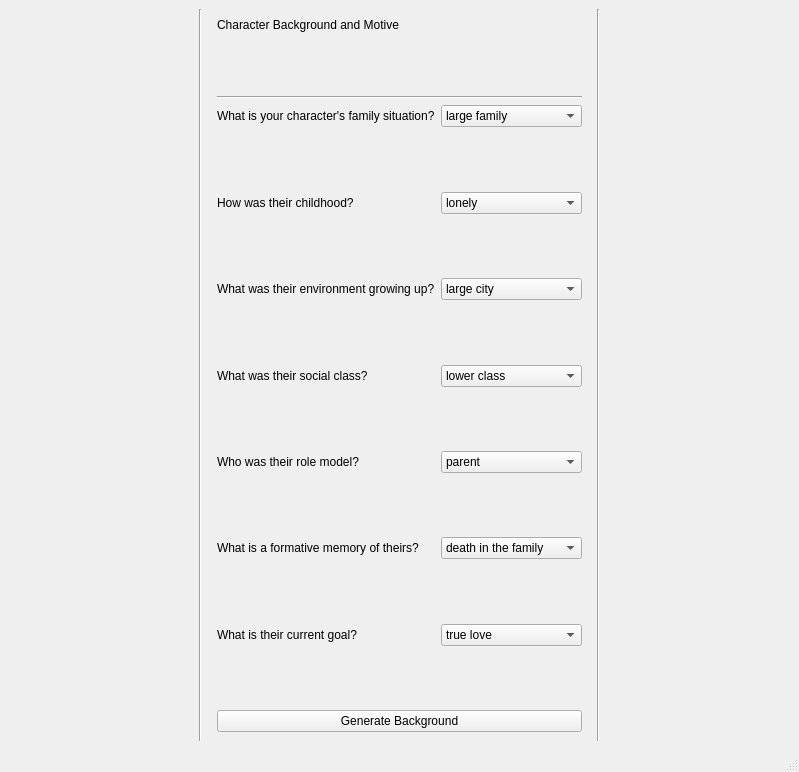
First picture: the form in Session-Zero/session-zero.ui, repository pjaffurs/Session-Zero, before the edit.
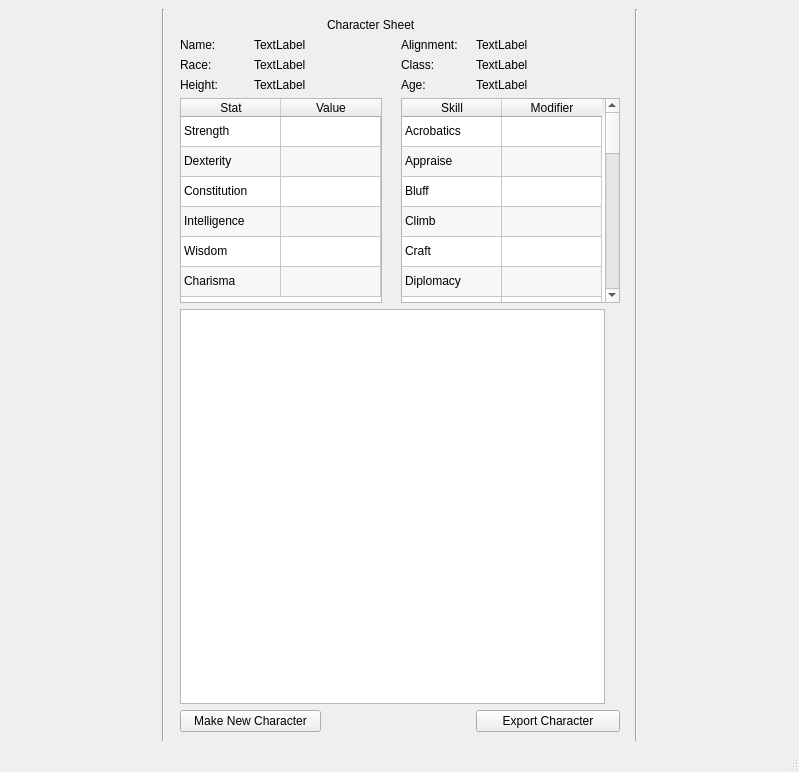
Second picture: the form after the edit.

The edit to the form file:
```diff
--- a/Session-Zero/session-zero.ui
+++ b/Session-Zero/session-zero.ui
@@ -58,7 +58,7 @@
     <item row="0" column="2">
      <widget class="QStackedWidget" name="stackedWidget">
       <property name="currentIndex">
-       <number>5</number>
+       <number>7</number>
       </property>
       <widget class="QWidget" name="startPage">
        <layout class="QGridLayout" name="gridLayout_2">
@@ -1441,6 +1441,13 @@
       </widget>
       <widget class="QWidget" name="wave3Page1">
        <layout class="QGridLayout" name="gridLayout_7">
+        <item row="19" column="0" colspan="2">
+         <widget class="QPushButton" name="wave3Genbtn">
+          <property name="text">
+           <string>Generate Background</string>
+          </property>
+         </widget>
+        </item>
         <item row="4" column="0">
          <spacer name="verticalSpacer_5">
           <property name="orientation">
@@ -1454,13 +1461,6 @@
           </property>
          </spacer>
         </item>
-        <item row="0" column="0">
-         <widget class="QLabel" name="label_3">
-          <property name="text">
-           <string>Character Background and Motive</string>
-          </property>
-         </widget>
-        </item>
         <item row="5" column="0">
          <widget class="QLabel" name="label_5">
           <property name="text">
@@ -1916,16 +1916,736 @@
           </property>
          </spacer>
         </item>
-        <item row="17" column="0" colspan="2">
-         <widget class="QPushButton" name="wave3Genbtn">
+        <item row="18" column="0">
+         <spacer name="verticalSpacer_12">
+          <property name="orientation">
+           <enum>Qt::Vertical</enum>
+          </property>
+          <property name="sizeHint" stdset="0">
+           <size>
+            <width>20</width>
+            <height>40</height>
+           </size>
+          </property>
+         </spacer>
+        </item>
+        <item row="0" column="0" colspan="2">
+         <widget class="QLabel" name="label_3">
           <property name="text">
-           <string>Generate Background</string>
+           <string>Character Background and Motivation</string>
           </property>
+          <property name="alignment">
+           <set>Qt::AlignCenter</set>
+          </property>
          </widget>
         </item>
        </layout>
       </widget>
-      <widget class="QWidget" name="page"/>
+      <widget class="QWidget" name="page">
+       <layout class="QGridLayout" name="gridLayout_8">
+        <item row="5" column="1">
+         <widget class="QPlainTextEdit" name="text3">
+          <property name="readOnly">
+           <bool>true</bool>
+          </property>
+         </widget>
+        </item>
+        <item row="6" column="1">
+         <widget class="QPushButton" name="finishButton">
+          <property name="text">
+           <string>Finish</string>
+          </property>
+         </widget>
+        </item>
+        <item row="5" column="0">
+         <widget class="QRadioButton" name="radioButton_47">
+          <property name="text">
+           <string/>
+          </property>
+          <attribute name="buttonGroup">
+           <string notr="true">backgroundGroup</string>
+          </attribute>
+         </widget>
+        </item>
+        <item row="0" column="1">
+         <widget class="QLabel" name="label_12">
+          <property name="text">
+           <string>Character Background and Motivation</string>
+          </property>
+          <property name="alignment">
+           <set>Qt::AlignCenter</set>
+          </property>
+         </widget>
+        </item>
+        <item row="2" column="0" colspan="2">
+         <widget class="QLabel" name="label_13">
+          <property name="text">
+           <string>Select the background you feel best fits your character. You can always edit it later!</string>
+          </property>
+          <property name="alignment">
+           <set>Qt::AlignLeading|Qt::AlignLeft|Qt::AlignTop</set>
+          </property>
+         </widget>
+        </item>
+        <item row="3" column="0">
+         <widget class="QRadioButton" name="radioButton_45">
+          <property name="text">
+           <string/>
+          </property>
+          <property name="checked">
+           <bool>true</bool>
+          </property>
+          <attribute name="buttonGroup">
+           <string notr="true">backgroundGroup</string>
+          </attribute>
+         </widget>
+        </item>
+        <item row="4" column="1">
+         <widget class="QPlainTextEdit" name="text2">
+          <property name="readOnly">
+           <bool>true</bool>
+          </property>
+         </widget>
+        </item>
+        <item row="3" column="1">
+         <widget class="QPlainTextEdit" name="text1">
+          <property name="readOnly">
+           <bool>true</bool>
+          </property>
+         </widget>
+        </item>
+        <item row="4" column="0">
+         <widget class="QRadioButton" name="radioButton_46">
+          <property name="text">
+           <string/>
+          </property>
+          <attribute name="buttonGroup">
+           <string notr="true">backgroundGroup</string>
+          </attribute>
+         </widget>
+        </item>
+        <item row="1" column="0" colspan="2">
+         <widget class="Line" name="line_11">
+          <property name="orientation">
+           <enum>Qt::Horizontal</enum>
+          </property>
+         </widget>
+        </item>
+       </layout>
+      </widget>
+      <widget class="QWidget" name="page_2">
+       <layout class="QGridLayout" name="gridLayout_14">
+        <item row="6" column="0" colspan="2">
+         <widget class="QPushButton" name="newCharBtn">
+          <property name="text">
+           <string>Make New Character</string>
+          </property>
+         </widget>
+        </item>
+        <item row="4" column="0" colspan="3">
+         <widget class="QTableWidget" name="statblock1_3">
+          <property name="sizePolicy">
+           <sizepolicy hsizetype="Minimum" vsizetype="Expanding">
+            <horstretch>0</horstretch>
+            <verstretch>0</verstretch>
+           </sizepolicy>
+          </property>
+          <property name="maximumSize">
+           <size>
+            <width>202</width>
+            <height>205</height>
+           </size>
+          </property>
+          <property name="editTriggers">
+           <set>QAbstractItemView::NoEditTriggers</set>
+          </property>
+          <property name="alternatingRowColors">
+           <bool>true</bool>
+          </property>
+          <property name="rowCount">
+           <number>6</number>
+          </property>
+          <property name="columnCount">
+           <number>2</number>
+          </property>
+          <attribute name="verticalHeaderVisible">
+           <bool>false</bool>
+          </attribute>
+          <row/>
+          <row/>
+          <row/>
+          <row/>
+          <row/>
+          <row/>
+          <column>
+           <property name="text">
+            <string>Stat</string>
+           </property>
+          </column>
+          <column>
+           <property name="text">
+            <string>Value</string>
+           </property>
+          </column>
+          <item row="0" column="0">
+           <property name="text">
+            <string>Strength</string>
+           </property>
+          </item>
+          <item row="1" column="0">
+           <property name="text">
+            <string>Dexterity</string>
+           </property>
+          </item>
+          <item row="1" column="1">
+           <property name="text">
+            <string/>
+           </property>
+          </item>
+          <item row="2" column="0">
+           <property name="text">
+            <string>Constitution</string>
+           </property>
+          </item>
+          <item row="2" column="1">
+           <property name="text">
+            <string/>
+           </property>
+          </item>
+          <item row="3" column="0">
+           <property name="text">
+            <string>Intelligence</string>
+           </property>
+          </item>
+          <item row="3" column="1">
+           <property name="text">
+            <string/>
+           </property>
+          </item>
+          <item row="4" column="0">
+           <property name="text">
+            <string>Wisdom</string>
+           </property>
+          </item>
+          <item row="4" column="1">
+           <property name="text">
+            <string/>
+           </property>
+          </item>
+          <item row="5" column="0">
+           <property name="text">
+            <string>Charisma</string>
+           </property>
+          </item>
+         </widget>
+        </item>
+        <item row="5" column="0" colspan="6">
+         <widget class="QPlainTextEdit" name="bckgrndText">
+          <property name="sizePolicy">
+           <sizepolicy hsizetype="Minimum" vsizetype="Expanding">
+            <horstretch>0</horstretch>
+            <verstretch>0</verstretch>
+           </sizepolicy>
+          </property>
+          <property name="maximumSize">
+           <size>
+            <width>425</width>
+            <height>16777215</height>
+           </size>
+          </property>
+          <property name="documentTitle">
+           <string>Background and Description</string>
+          </property>
+         </widget>
+        </item>
+        <item row="4" column="3" colspan="3">
+         <widget class="QTableWidget" name="tableWidget">
+          <property name="sizePolicy">
+           <sizepolicy hsizetype="Minimum" vsizetype="Expanding">
+            <horstretch>0</horstretch>
+            <verstretch>0</verstretch>
+           </sizepolicy>
+          </property>
+          <property name="maximumSize">
+           <size>
+            <width>219</width>
+            <height>205</height>
+           </size>
+          </property>
+          <property name="alternatingRowColors">
+           <bool>true</bool>
+          </property>
+          <attribute name="verticalHeaderVisible">
+           <bool>false</bool>
+          </attribute>
+          <row>
+           <property name="text">
+            <string/>
+           </property>
+          </row>
+          <row>
+           <property name="text">
+            <string/>
+           </property>
+          </row>
+          <row>
+           <property name="text">
+            <string/>
+           </property>
+          </row>
+          <row>
+           <property name="text">
+            <string/>
+           </property>
+          </row>
+          <row>
+           <property name="text">
+            <string/>
+           </property>
+          </row>
+          <row>
+           <property name="text">
+            <string/>
+           </property>
+          </row>
+          <row>
+           <property name="text">
+            <string/>
+           </property>
+          </row>
+          <row>
+           <property name="text">
+            <string/>
+           </property>
+          </row>
+          <row>
+           <property name="text">
+            <string/>
+           </property>
+          </row>
+          <row>
+           <property name="text">
+            <string/>
+           </property>
+          </row>
+          <row>
+           <property name="text">
+            <string/>
+           </property>
+          </row>
+          <row>
+           <property name="text">
+            <string/>
+           </property>
+          </row>
+          <row>
+           <property name="text">
+            <string/>
+           </property>
+          </row>
+          <row>
+           <property name="text">
+            <string/>
+           </property>
+          </row>
+          <row>
+           <property name="text">
+            <string/>
+           </property>
+          </row>
+          <row>
+           <property name="text">
+            <string/>
+           </property>
+          </row>
+          <row>
+           <property name="text">
+            <string>New Row</string>
+           </property>
+          </row>
+          <row>
+           <property name="text">
+            <string/>
+           </property>
+          </row>
+          <row>
+           <property name="text">
+            <string/>
+           </property>
+          </row>
+          <row>
+           <property name="text">
+            <string/>
+           </property>
+          </row>
+          <row>
+           <property name="text">
+            <string/>
+           </property>
+          </row>
+          <row>
+           <property name="text">
+            <string>New Row</string>
+           </property>
+          </row>
+          <row>
+           <property name="text">
+            <string/>
+           </property>
+          </row>
+          <row>
+           <property name="text">
+            <string/>
+           </property>
+          </row>
+          <row>
+           <property name="text">
+            <string/>
+           </property>
+          </row>
+          <row>
+           <property name="text">
+            <string/>
+           </property>
+          </row>
+          <column>
+           <property name="text">
+            <string>Skill</string>
+           </property>
+          </column>
+          <column>
+           <property name="text">
+            <string>Modifier</string>
+           </property>
+          </column>
+          <item row="0" column="0">
+           <property name="text">
+            <string>Acrobatics</string>
+           </property>
+          </item>
+          <item row="1" column="0">
+           <property name="text">
+            <string>Appraise</string>
+           </property>
+          </item>
+          <item row="2" column="0">
+           <property name="text">
+            <string>Bluff</string>
+           </property>
+          </item>
+          <item row="3" column="0">
+           <property name="text">
+            <string>Climb</string>
+           </property>
+          </item>
+          <item row="3" column="1">
+           <property name="text">
+            <string/>
+           </property>
+          </item>
+          <item row="4" column="0">
+           <property name="text">
+            <string>Craft</string>
+           </property>
+          </item>
+          <item row="4" column="1">
+           <property name="text">
+            <string/>
+           </property>
+          </item>
+          <item row="5" column="0">
+           <property name="text">
+            <string>Diplomacy</string>
+           </property>
+          </item>
+          <item row="5" column="1">
+           <property name="text">
+            <string/>
+           </property>
+          </item>
+          <item row="6" column="0">
+           <property name="text">
+            <string>Disable Device</string>
+           </property>
+          </item>
+          <item row="7" column="0">
+           <property name="text">
+            <string>Disguise</string>
+           </property>
+          </item>
+          <item row="8" column="0">
+           <property name="text">
+            <string>Escape Artist</string>
+           </property>
+          </item>
+          <item row="9" column="0">
+           <property name="text">
+            <string>Fly</string>
+           </property>
+          </item>
+          <item row="9" column="1">
+           <property name="text">
+            <string/>
+           </property>
+          </item>
+          <item row="10" column="0">
+           <property name="text">
+            <string>Handle Animal</string>
+           </property>
+          </item>
+          <item row="10" column="1">
+           <property name="text">
+            <string/>
+           </property>
+          </item>
+          <item row="11" column="0">
+           <property name="text">
+            <string>Heal</string>
+           </property>
+          </item>
+          <item row="11" column="1">
+           <property name="text">
+            <string/>
+           </property>
+          </item>
+          <item row="12" column="0">
+           <property name="text">
+            <string>Intimidate</string>
+           </property>
+          </item>
+          <item row="12" column="1">
+           <property name="text">
+            <string/>
+           </property>
+          </item>
+          <item row="13" column="0">
+           <property name="text">
+            <string>Knowledge</string>
+           </property>
+          </item>
+          <item row="14" column="0">
+           <property name="text">
+            <string>Linguistics</string>
+           </property>
+          </item>
+          <item row="15" column="0">
+           <property name="text">
+            <string>Perception</string>
+           </property>
+          </item>
+          <item row="16" column="0">
+           <property name="text">
+            <string>Perform</string>
+           </property>
+          </item>
+          <item row="16" column="1">
+           <property name="text">
+            <string/>
+           </property>
+          </item>
+          <item row="17" column="0">
+           <property name="text">
+            <string>Profession</string>
+           </property>
+          </item>
+          <item row="17" column="1">
+           <property name="text">
+            <string/>
+           </property>
+          </item>
+          <item row="18" column="0">
+           <property name="text">
+            <string>Ride</string>
+           </property>
+          </item>
+          <item row="18" column="1">
+           <property name="text">
+            <string/>
+           </property>
+          </item>
+          <item row="19" column="0">
+           <property name="text">
+            <string>Sense Motive</string>
+           </property>
+          </item>
+          <item row="19" column="1">
+           <property name="text">
+            <string/>
+           </property>
+          </item>
+          <item row="20" column="0">
+           <property name="text">
+            <string>Sleight of Hand</string>
+           </property>
+          </item>
+          <item row="21" column="0">
+           <property name="text">
+            <string>Spellcraft</string>
+           </property>
+          </item>
+          <item row="21" column="1">
+           <property name="text">
+            <string/>
+           </property>
+          </item>
+          <item row="22" column="0">
+           <property name="text">
+            <string>Stealth</string>
+           </property>
+          </item>
+          <item row="22" column="1">
+           <property name="text">
+            <string/>
+           </property>
+          </item>
+          <item row="23" column="0">
+           <property name="text">
+            <string>Survival</string>
+           </property>
+          </item>
+          <item row="23" column="1">
+           <property name="text">
+            <string/>
+           </property>
+          </item>
+          <item row="24" column="0">
+           <property name="text">
+            <string>Swim</string>
+           </property>
+          </item>
+          <item row="25" column="0">
+           <property name="text">
+            <string>Use Magic Device</string>
+           </property>
+          </item>
+         </widget>
+        </item>
+        <item row="6" column="4" colspan="2">
+         <widget class="QPushButton" name="exportBtn">
+          <property name="text">
+           <string>Export Character</string>
+          </property>
+         </widget>
+        </item>
+        <item row="0" column="2" colspan="2">
+         <widget class="QLabel" name="label_14">
+          <property name="text">
+           <string>Character Sheet</string>
+          </property>
+         </widget>
+        </item>
+        <item row="2" column="0">
+         <widget class="QLabel" name="label_44">
+          <property name="text">
+           <string>Race:</string>
+          </property>
+         </widget>
+        </item>
+        <item row="2" column="1">
+         <widget class="QLabel" name="raceLbl">
+          <property name="text">
+           <string>TextLabel</string>
+          </property>
+         </widget>
+        </item>
+        <item row="3" column="0">
+         <widget class="QLabel" name="label_47">
+          <property name="text">
+           <string>Height:</string>
+          </property>
+         </widget>
+        </item>
+        <item row="2" column="4">
+         <widget class="QLabel" name="classLbl">
+          <property name="text">
+           <string>TextLabel</string>
+          </property>
+         </widget>
+        </item>
+        <item row="2" column="3">
+         <widget class="QLabel" name="label_45">
+          <property name="text">
+           <string>Class:</string>
+          </property>
+         </widget>
+        </item>
+        <item row="1" column="0">
+         <widget class="QLabel" name="label_43">
+          <property name="text">
+           <string>Name:</string>
+          </property>
+         </widget>
+        </item>
+        <item row="1" column="1">
+         <widget class="QLabel" name="nameLbl">
+          <property name="text">
+           <string>TextLabel</string>
+          </property>
+         </widget>
+        </item>
+        <item row="3" column="1">
+         <widget class="QLabel" name="heightLbl">
+          <property name="text">
+           <string>TextLabel</string>
+          </property>
+         </widget>
+        </item>
+        <item row="3" column="3">
+         <widget class="QLabel" name="label_48">
+          <property name="text">
+           <string>Age:</string>
+          </property>
+         </widget>
+        </item>
+        <item row="3" column="4">
+         <widget class="QLabel" name="ageLbl">
+          <property name="text">
+           <string>TextLabel</string>
+          </property>
+         </widget>
+        </item>
+        <item row="1" column="3">
+         <widget class="QLabel" name="label_46">
+          <property name="text">
+           <string>Alignment:</string>
+          </property>
+         </widget>
+        </item>
+        <item row="1" column="4">
+         <widget class="QLabel" name="alignLbl">
+          <property name="text">
+           <string>TextLabel</string>
+          </property>
+         </widget>
+        </item>
+       </layout>
+       <zorder>label_14</zorder>
+       <zorder>bckgrndText</zorder>
+       <zorder>label_43</zorder>
+       <zorder>label_44</zorder>
+       <zorder>label_45</zorder>
+       <zorder>label_46</zorder>
+       <zorder>label_47</zorder>
+       <zorder>label_48</zorder>
+       <zorder>tableWidget</zorder>
+       <zorder>statblock1_3</zorder>
+       <zorder>newCharBtn</zorder>
+       <zorder>exportBtn</zorder>
+       <zorder>nameLbl</zorder>
+       <zorder>raceLbl</zorder>
+       <zorder>heightLbl</zorder>
+       <zorder>line_7</zorder>
+       <zorder>classLbl</zorder>
+       <zorder>ageLbl</zorder>
+       <zorder>alignLbl</zorder>
+      </widget>
+     </widget>
+    </item>
+    <item row="0" column="3">
+     <widget class="Line" name="line_7">
+      <property name="orientation">
+       <enum>Qt::Vertical</enum>
+      </property>
      </widget>
     </item>
    </layout>
```
Left out of the diff: 292 changed lines with no effect on the pictures.
